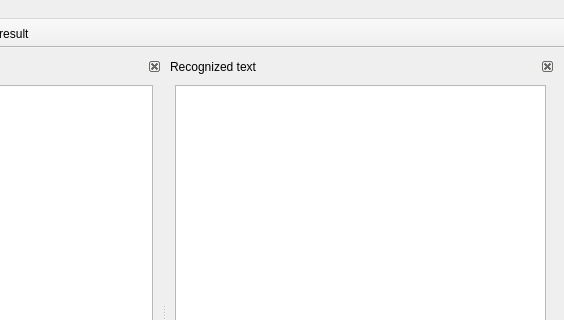
sibskull/cuneiform-qt, file cuneiform-qt/mainWindow.ui: the form before one commit; both pictures show x 236 to 800 and y 0 to 320 of the 800 by 600 pixel window.
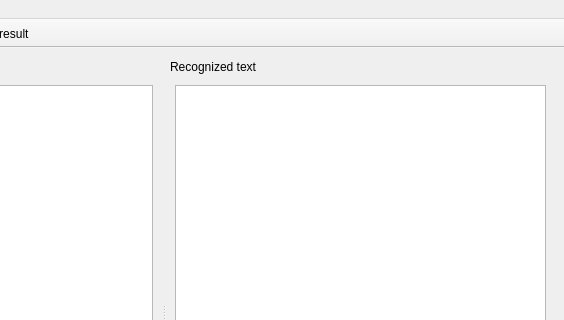
The form after the commit. Icons and pictures are not drawn.

Commit message: Apply cuneiform-qt-0.1.2-mga-dockwidget-not-closable.patch

```diff
--- a/cuneiform-qt/mainWindow.ui
+++ b/cuneiform-qt/mainWindow.ui
@@ -29,7 +29,7 @@
         <string>Source image</string>
        </property>
        <property name="features" >
-        <set>QDockWidget::DockWidgetClosable|QDockWidget::DockWidgetMovable</set>
+        <set>QDockWidget::DockWidgetMovable</set>
        </property>
        <property name="windowTitle" >
         <string>Source Image</string>
@@ -57,7 +57,7 @@
       </widget>
       <widget class="QDockWidget" name="textWidget" >
        <property name="features" >
-        <set>QDockWidget::DockWidgetClosable|QDockWidget::DockWidgetMovable</set>
+        <set>QDockWidget::DockWidgetMovable</set>
        </property>
        <property name="windowTitle" >
         <string>Recognized text</string>
```
